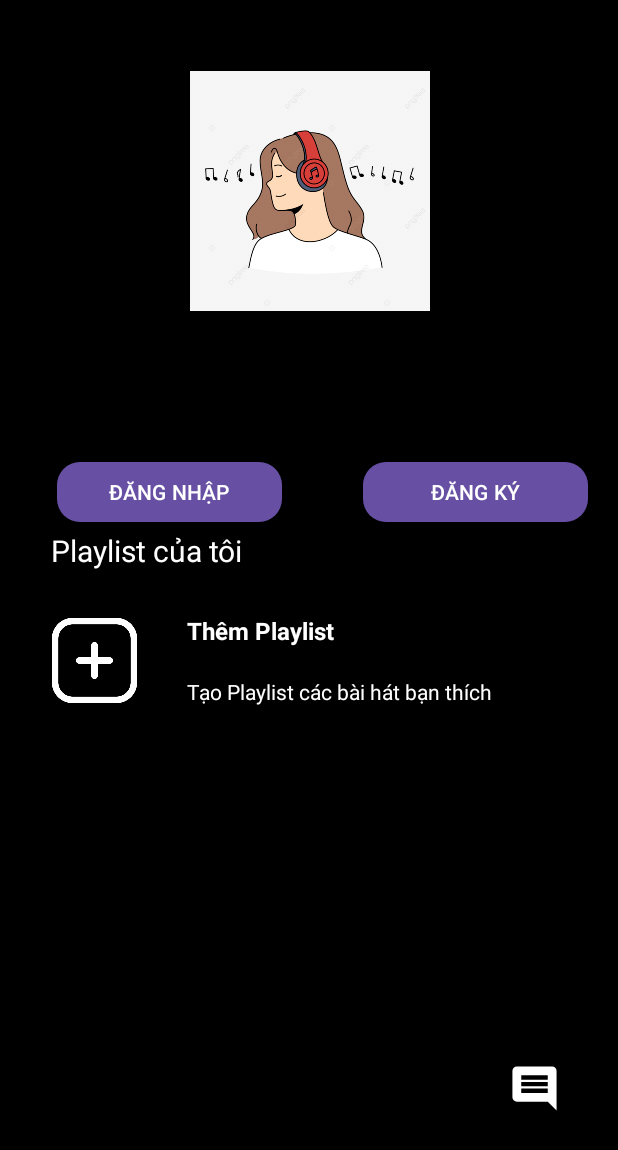
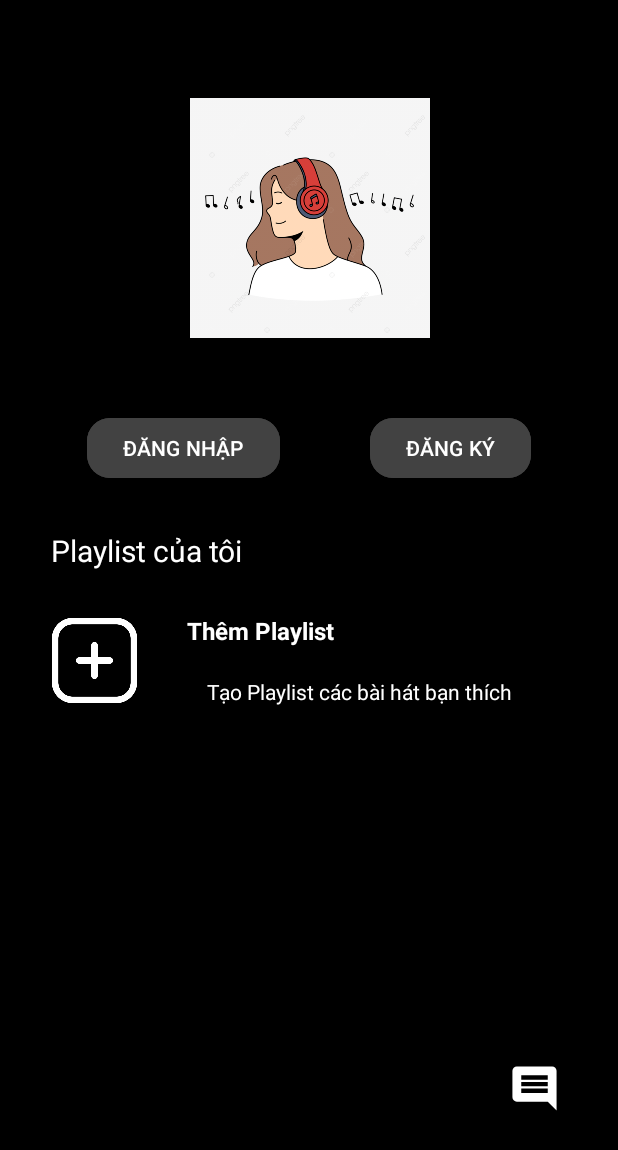
Before and after one commit to Phuong2712/HOC_ANDROID, an Android app: the PersonActivity screen opened directly, with no data from a screen before it, on a phone screen of 412 x 824 dp. Shown: the top 1150 px of the screen. Run offline under Robolectric (Android 15) with nearby library versions, the light colour scheme and no system bars.

Commit message:
react basic

```diff
--- a/app/src/main/res/layout/activity_dang_nhap.xml
+++ b/app/src/main/res/layout/activity_dang_nhap.xml
@@ -1,5 +1,6 @@
 <?xml version="1.0" encoding="utf-8"?>
-<androidx.constraintlayout.widget.ConstraintLayout xmlns:android="http://schemas.android.com/apk/res/android"
+<androidx.constraintlayout.widget.ConstraintLayout
+    xmlns:android="http://schemas.android.com/apk/res/android"
     xmlns:app="http://schemas.android.com/apk/res-auto"
     xmlns:tools="http://schemas.android.com/tools"
     android:id="@+id/main"
@@ -85,7 +86,6 @@
         android:layout_height="wrap_content"
         android:layout_marginTop="5dp"
         android:layout_marginBottom="5dp"
-        android:layout_paddingStart="5dp"
         android:text="Đăng ký"
         android:textColor="@color/material_dynamic_primary70"
         android:textSize="16sp"
--- a/app/src/main/res/layout/activity_person.xml
+++ b/app/src/main/res/layout/activity_person.xml
@@ -16,39 +16,38 @@
         app:layout_constraintEnd_toEndOf="parent"
         app:layout_constraintStart_toStartOf="parent"
         app:layout_constraintTop_toTopOf="parent"
-        app:layout_constraintVertical_bias="0.071"
+        app:layout_constraintVertical_bias="0.098"
         app:srcCompat="@drawable/nghe" />
 
-    <Button
-        android:id="@+id/btnDangNhap"
-        android:layout_width="150dp"
+    <LinearLayout
+        android:layout_width="wrap_content"
         android:layout_height="wrap_content"
-        android:layout_marginStart="20dp"
-        android:layout_marginEnd="224dp"
-        android:layout_marginBottom="472dp"
-        android:text="@string/ng_nh_p"
-        app:cornerRadius="15sp"
+        android:orientation="horizontal"
         app:layout_constraintBottom_toBottomOf="parent"
         app:layout_constraintEnd_toEndOf="parent"
-        app:layout_constraintHorizontal_bias="1.0"
+        app:layout_constraintHorizontal_bias="0.5"
         app:layout_constraintStart_toStartOf="parent"
         app:layout_constraintTop_toTopOf="parent"
-        app:layout_constraintVertical_bias="1.0" />
+        app:layout_constraintVertical_bias="0.354">
 
-    <Button
-        android:id="@+id/btnDangKy"
-        android:layout_width="150dp"
-        android:layout_height="wrap_content"
-        android:layout_marginEnd="20dp"
-        android:layout_marginBottom="472dp"
-        android:text="@string/ng_k"
-        app:cornerRadius="15dp"
-        app:layout_constraintBottom_toBottomOf="parent"
-        app:layout_constraintEnd_toEndOf="parent"
-        app:layout_constraintHorizontal_bias="1.0"
-        app:layout_constraintStart_toStartOf="parent"
-        app:layout_constraintTop_toTopOf="parent"
-        app:layout_constraintVertical_bias="1.0" />
+        <Button
+            android:id="@+id/btnDangNhap"
+            android:layout_width="wrap_content"
+            android:layout_height="wrap_content"
+            android:backgroundTint="@color/cardview_dark_background"
+            android:text="@string/ng_nh_p"
+            android:layout_marginEnd="30dp"
+            app:cornerRadius="15sp" />
+
+        <Button
+            android:id="@+id/btnDangKy"
+            android:layout_width="wrap_content"
+            android:layout_height="wrap_content"
+            android:layout_marginStart="30dp"
+            android:backgroundTint="@color/cardview_dark_background"
+            android:text="@string/ng_k"
+            app:cornerRadius="15dp" />
+    </LinearLayout>
 
     <TextView
         android:id="@+id/tvPlaylist"
@@ -108,7 +107,7 @@
         android:textColor="@color/white"
         app:layout_constraintBottom_toBottomOf="parent"
         app:layout_constraintEnd_toEndOf="parent"
-        app:layout_constraintHorizontal_bias="0.599"
+        app:layout_constraintHorizontal_bias="0.661"
         app:layout_constraintStart_toStartOf="parent"
         app:layout_constraintTop_toTopOf="parent"
         app:layout_constraintVertical_bias="0.561" />
```
Also changed, not shown: app/src/main/java/com/example/listentomusic/UI/DangKyActivity.kt (+13 -3 lines), app/src/main/java/com/example/listentomusic/UI/DangNhapActivity.kt (+5 -2 lines), app/src/main/res/layout/activity_main.xml (+9 -9 lines), app/src/main/res/layout/list_item.xml (+19 -18 lines), app/src/main/res/layout/list_music.xml (+18 -9 lines).
